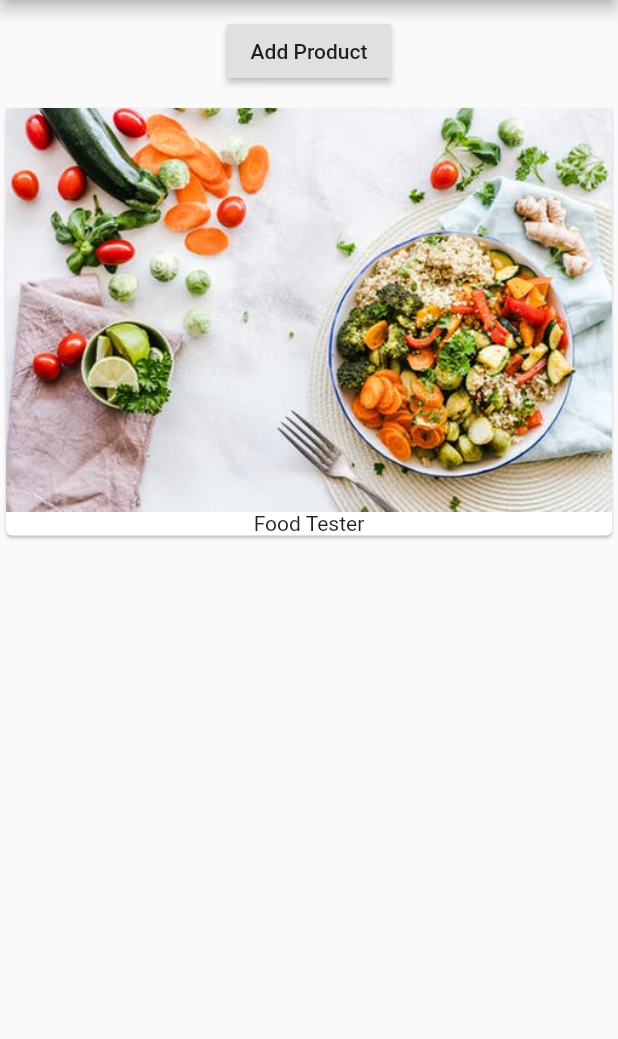
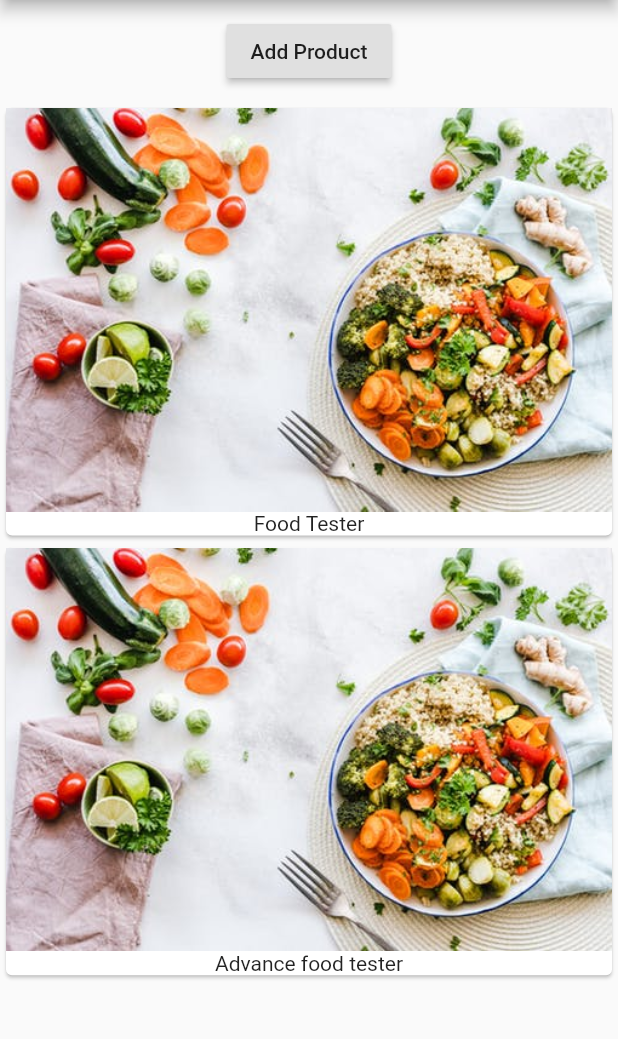
Before and after one commit to Abdul-fatai/flutter_EasyList, a Flutter app: the screen it shows after launch, after a tap on "Add Product", on a phone screen of 412 x 824 dp, the part 84-1123 px from its top. Run offline on Flutter 3.47's test engine with Material 2 defaults, Android fonts, the phone set to English and light mode, and no system bars.

Commit message:
changed project structure

```diff
--- a/lib/main.dart
+++ b/lib/main.dart
@@ -1,17 +1,10 @@
 import 'package:flutter/material.dart';
+
+import './product_manager.dart';
 
 void main() => runApp(MyApp());
 
-class MyApp extends StatefulWidget {
-  @override
-  State<StatefulWidget> createState() {
-    // TODO: implement createState
-    return _MyAppState();
-  }
-}
-
-class _MyAppState extends State<MyApp> {
-  List<String> _products = ['Food Tester'];
+class MyApp extends StatelessWidget {
   @override
   Widget build(BuildContext context) {
     return MaterialApp(
@@ -19,31 +12,7 @@ class _MyAppState extends State<MyApp> {
           appBar: AppBar(
             title: Text('EasyList'),
           ),
-          body: Column(
-            children: [
-              Container(
-                margin: EdgeInsets.all(10.0),
-                child: RaisedButton(
-                  onPressed: () {},
-                  child: Text('Add Product'),
-                ),
-              ),
-              Column(
-                children: _products
-                    .map(
-                      (product) => Card(
-                        child: Column(
-                          children: <Widget>[
-                            Image.asset('assets/food.jpeg'),
-                            Text(product)
-                          ],
-                        ),
-                      ),
-                    )
-                    .toList(),
-              )
-            ],
-          )),
+          body: ProductManager()),
     );
   }
 }
--- /dev/null
+++ b/lib/product_manager.dart
@@ -0,0 +1,34 @@
+import 'package:flutter/material.dart';
+
+import './products.dart';
+
+class ProductManager extends StatefulWidget {
+  @override
+  State<StatefulWidget> createState() {
+    // TODO: implement createState
+    return _ProductManagerState();
+  }
+}
+
+class _ProductManagerState extends State<ProductManager> {
+  List<String> _products = ['Food Tester'];
+  @override
+  Widget build(BuildContext context) {
+    return Column(
+      children: [
+        Container(
+          margin: EdgeInsets.all(10.0),
+          child: RaisedButton(
+            onPressed: () {
+              setState(() {
+                _products.add("Advance food tester");
+              });
+            },
+            child: Text('Add Product'),
+          ),
+        ),
+        Products(_products),
+      ],
+    );
+  }
+}
--- /dev/null
+++ b/lib/products.dart
@@ -0,0 +1,23 @@
+import 'package:flutter/material.dart';
+
+class Products extends StatelessWidget {
+  final List<String> products;
+  Products(this.products);
+  @override
+  Widget build(BuildContext context) {
+    return Column(
+      children: products
+          .map(
+            (product) => Card(
+              child: Column(
+                children: <Widget>[
+                  Image.asset('assets/food.jpeg'),
+                  Text(product)
+                ],
+              ),
+            ),
+          )
+          .toList(),
+    );
+  }
+}
```
